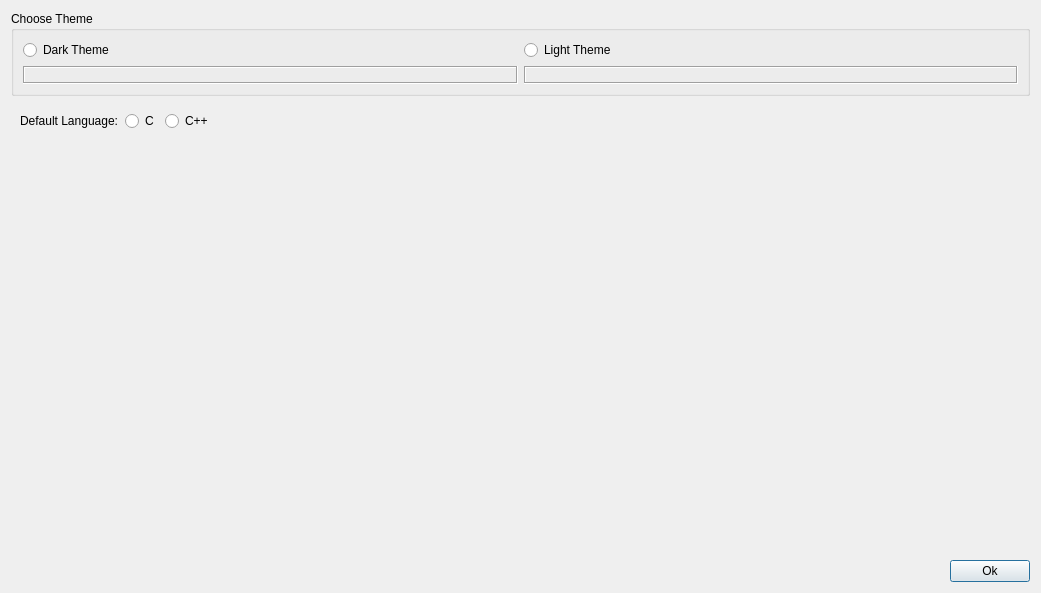
Above: RedPandaIDE/widgets/choosethemedialog.ui from royqh1979/RedPanda-CPP before the change. Below: the same form after it.
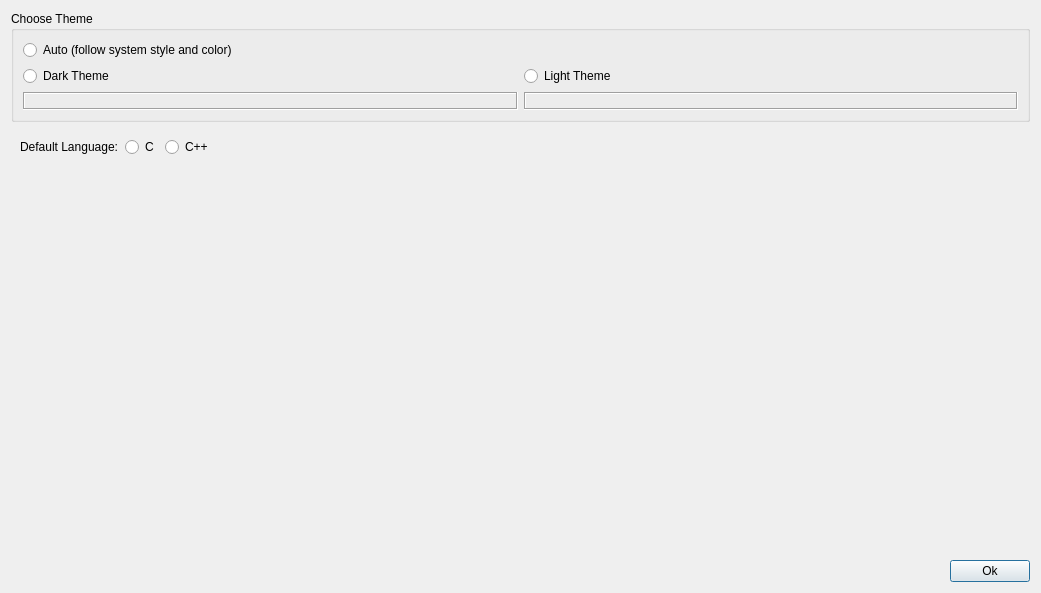
That is the form after the change. Icons and pictures are not drawn.

Commit message:
KDE theme: fix visual problems with KDE dark mode; add system theme
* Make "Light" theme truly light under Breeze Dark theme.
  * With this fix also expose dark mode support on Windows.
* Add "Auto" (system) theme that follows system style and color.
* Add "Adaptive" color scheme for system theme (using transparent background).
* Add support for transparent background in color schemes.

Diff of the .ui file:
```diff
--- a/RedPandaIDE/widgets/choosethemedialog.ui
+++ b/RedPandaIDE/widgets/choosethemedialog.ui
@@ -20,14 +20,23 @@
       <string>Choose Theme</string>
      </property>
      <layout class="QGridLayout" name="gridLayout">
-      <item row="0" column="0">
-       <widget class="QRadioButton" name="rbDark">
+      <item row="2" column="1">
+       <widget class="QLabel" name="label_2">
+        <property name="frameShape">
+         <enum>QFrame::Box</enum>
+        </property>
+        <property name="frameShadow">
+         <enum>QFrame::Sunken</enum>
+        </property>
         <property name="text">
-         <string>Dark Theme</string>
+         <string/>
+        </property>
+        <property name="pixmap">
+         <pixmap resource="../icons.qrc">:/demos/light.png</pixmap>
         </property>
        </widget>
       </item>
-      <item row="1" column="0">
+      <item row="2" column="0">
        <widget class="QLabel" name="label">
         <property name="frameShape">
          <enum>QFrame::Box</enum>
@@ -43,26 +52,24 @@
         </property>
        </widget>
       </item>
-      <item row="0" column="1">
+      <item row="1" column="0">
+       <widget class="QRadioButton" name="rbDark">
+        <property name="text">
+         <string>Dark Theme</string>
+        </property>
+       </widget>
+      </item>
+      <item row="1" column="1">
        <widget class="QRadioButton" name="rbLight">
         <property name="text">
          <string>Light Theme</string>
         </property>
        </widget>
       </item>
-      <item row="1" column="1">
-       <widget class="QLabel" name="label_2">
-        <property name="frameShape">
-         <enum>QFrame::Box</enum>
-        </property>
-        <property name="frameShadow">
-         <enum>QFrame::Sunken</enum>
-        </property>
+      <item row="0" column="0">
+       <widget class="QRadioButton" name="rbAuto">
         <property name="text">
-         <string/>
-        </property>
-        <property name="pixmap">
-         <pixmap resource="../icons.qrc">:/demos/light.png</pixmap>
+         <string>Auto (follow system style and color)</string>
         </property>
        </widget>
       </item>
```
The commit also changes 16 other files.
